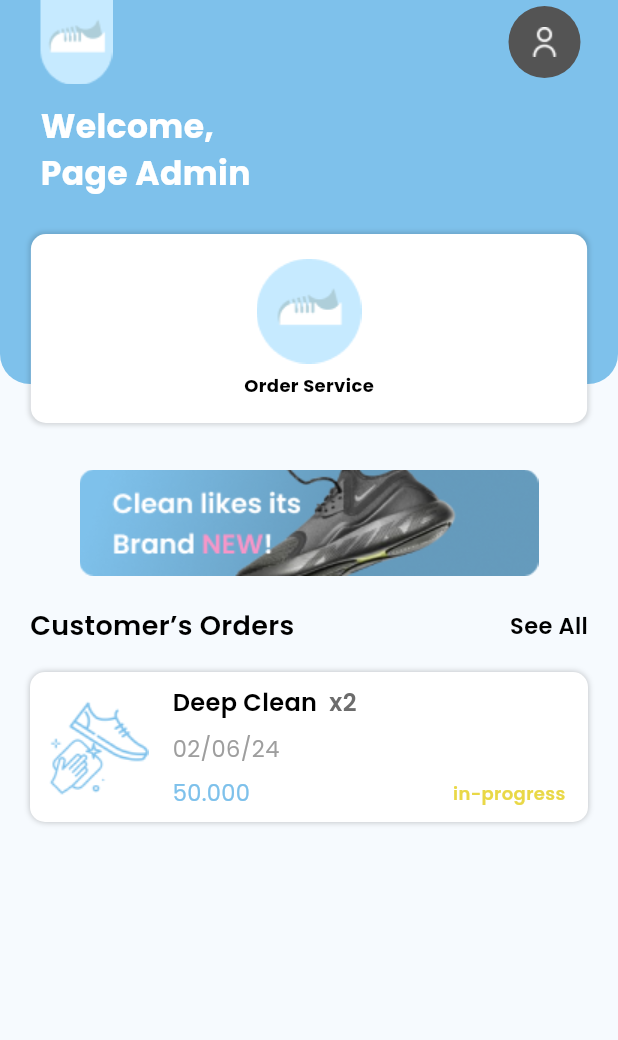
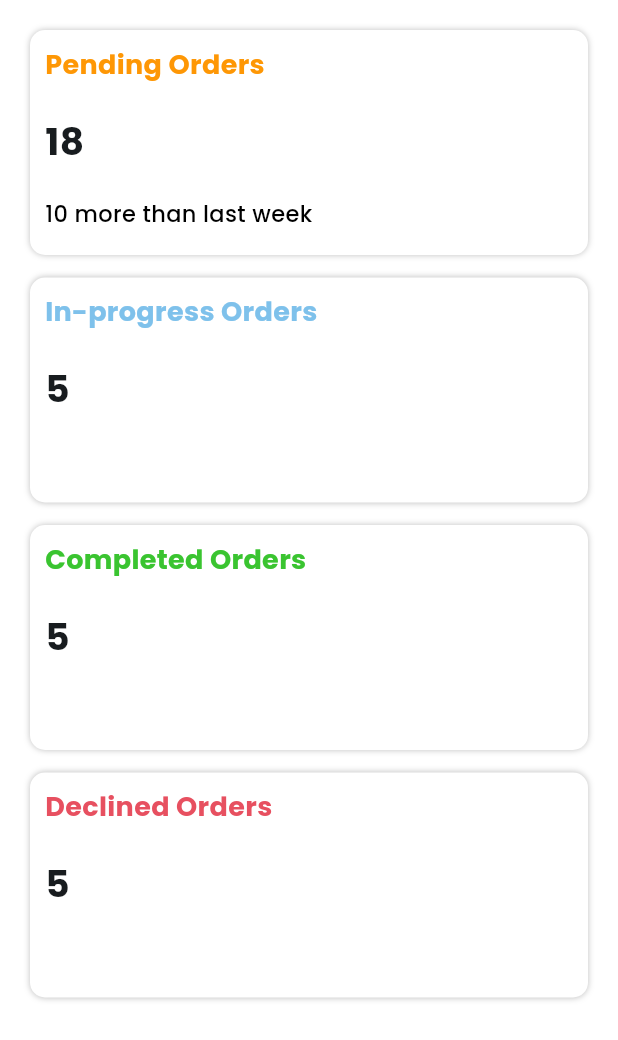
Before and after one commit to bawwaz/SeatuErsih-Admin-, a Flutter app: the screen it shows after launch, on a phone screen of 412 x 824 dp. Shown: the top 1040 px of the screen. Run offline on Flutter 3.47's test engine with Material 3 defaults, Android fonts, the phone set to English and light mode, and no system bars; our stand-ins replace dio, get, google_fonts, shared_preferences; missing offline and left inert: dart:ffi.

Commit message:
feat: [DNA] add ui order management

```diff
--- a/lib/main.dart
+++ b/lib/main.dart
@@ -14,7 +14,7 @@ class MyApp extends StatelessWidget {
     return GetMaterialApp(
       title: 'Flutter Demo',
       debugShowCheckedModeBanner: false,
-      initialRoute: Routes.homepage,
+      initialRoute: Routes.ordermanagement,
       getPages: Routes.pages,
       theme: ThemeData(
         colorScheme: ColorScheme.fromSeed(seedColor: Color(0xFF7EC1EB)),
--- a/lib/routes/routes.dart
+++ b/lib/routes/routes.dart
@@ -5,6 +5,7 @@ import 'package:seatu_ersih_admin/view/home_page/HomepageView.dart';
 import 'package:seatu_ersih_admin/view/login_page/LoginpageView.dart';
 import 'package:seatu_ersih_admin/view/order_detail_page/order_detail_view.dart';
 import 'package:seatu_ersih_admin/view/order_list_page/order_list_view.dart';
+import 'package:seatu_ersih_admin/view/order_management/order_management_view.dart';
 import 'package:seatu_ersih_admin/view/register_page/RegisterviewPage.dart';
 
 class Routes {
@@ -15,6 +16,7 @@ class Routes {
   static String editcard = '/editcard';
   static String orderlist = '/orderlist';
   static String orderdetail = '/orderdetail';
+  static String ordermanagement = '/ordermanagement';
 
   static List<GetPage> pages = [
     GetPage(name: homepage, page: () => HomePage()),
@@ -24,5 +26,6 @@ class Routes {
     GetPage(name: editcard, page: () => EditCardView()),
     GetPage(name: orderlist, page: () => OrderListView()),
     GetPage(name: orderdetail, page: () => OrderDetailView()),
+    GetPage(name: ordermanagement, page: () => OrderManagementView()),
   ];
 }
--- /dev/null
+++ b/lib/view/order_management/order_management_binding.dart
@@ -0,0 +1,9 @@
+import 'package:get/get.dart';
+import 'package:seatu_ersih_admin/view/order_management/order_management_controller.dart';
+
+class orderStatusBinding extends Bindings {
+  @override
+  void dependencies() {
+    Get.lazyPut<OrderManagementController>(() => OrderManagementController());
+  }
+}
--- /dev/null
+++ b/lib/view/order_management/order_management_controller.dart
@@ -0,0 +1,5 @@
+import 'package:get/get.dart';
+
+class OrderManagementController extends GetxController {
+
+}
--- /dev/null
+++ b/lib/view/order_management/order_management_view.dart
@@ -0,0 +1,105 @@
+import 'package:flutter/material.dart';
+import 'package:google_fonts/google_fonts.dart';
+import 'package:seatu_ersih_admin/view/order_management/widget/completed_order.dart';
+import 'package:seatu_ersih_admin/view/order_management/widget/declined_order.dart';
+import 'package:seatu_ersih_admin/view/order_management/widget/inprogress_order.dart';
+import 'package:seatu_ersih_admin/view/order_management/widget/pending_order.dart';
+
+class OrderManagementView extends StatelessWidget {
+  const OrderManagementView({super.key});
+
+  @override
+  Widget build(BuildContext context) {
+    return Scaffold(
+      backgroundColor: Color(0xFFFFFFFF),
+      body: SingleChildScrollView(
+        padding: EdgeInsets.all(20),
+        child: Column(
+          children: [
+            Container(
+              width: double.infinity,
+              height: 150,
+              padding: EdgeInsets.all(10),
+              decoration: BoxDecoration(
+                color: Colors.white,
+                borderRadius: BorderRadius.circular(10),
+                boxShadow: [
+                  BoxShadow(
+                    color: Colors.black.withOpacity(0.25),
+                    spreadRadius: 0,
+                    blurRadius: 3,
+                    offset: Offset(0, 0),
+                  ),
+                ],
+              ),
+              child: CardPending(),
+            ),
+            SizedBox(
+              height: 15,
+            ),
+            Container(
+              width: double.infinity,
+              height: 150,
+              padding: EdgeInsets.all(10),
+              decoration: BoxDecoration(
+                color: Colors.white,
+                borderRadius: BorderRadius.circular(10),
+                boxShadow: [
+                  BoxShadow(
+                    color: Colors.black.withOpacity(0.25),
+                    spreadRadius: 0,
+                    blurRadius: 3,
+                    offset: Offset(0, 0),
+                  ),
+                ],
+              ),
+              child: CardInProgress(),
+            ),
+            SizedBox(
+              height: 15,
+            ),
+            Container(
+              width: double.infinity,
+              height: 150,
+              padding: EdgeInsets.all(10),
+              decoration: BoxDecoration(
+                color: Colors.white,
+                borderRadius: BorderRadius.circular(10),
+                boxShadow: [
+                  BoxShadow(
+                    color: Colors.black.withOpacity(0.25),
+                    spreadRadius: 0,
+                    blurRadius: 3,
+                    offset: Offset(0, 0),
+                  ),
+                ],
+              ),
+              child: CardCompleted(),
+            ),
+            SizedBox(
+              height: 15,
+            ),
+            Container(
+              width: double.infinity,
+              height: 150,
+              padding: EdgeInsets.all(10),
+              decoration: BoxDecoration(
+                color: Colors.white,
+                borderRadius: BorderRadius.circular(10),
+                boxShadow: [
+                  BoxShadow(
+                    color: Colors.black.withOpacity(0.25),
+                    spreadRadius: 0,
+                    blurRadius: 3,
+                    offset: Offset(0, 0),
+                  ),
+                ],
+              ),
+              child: CardDeclined(),
+            ),
+          ],
+        ),
+      ),
+    );
+  }
+}
--- /dev/null
+++ b/lib/view/order_management/widget/completed_order.dart
@@ -0,0 +1,35 @@
+import 'package:flutter/material.dart';
+import 'package:google_fonts/google_fonts.dart';
+
+class CardCompleted extends StatelessWidget {
+  const CardCompleted({
+    super.key,
+  });
+
+  @override
+  Widget build(BuildContext context) {
+    return Column(
+      crossAxisAlignment: CrossAxisAlignment.start,
+      children: [
+        Text(
+          'Completed Orders',
+          style: GoogleFonts.poppins(
+            fontSize: 18,
+            fontWeight: FontWeight.bold,
+            color: Color(0xff3AC430),
+          ),
+        ),
+        SizedBox(
+          height: 20,
+        ),
+        Text(
+          '5',
+          style: GoogleFonts.poppins(
+            fontSize: 25,
+            fontWeight: FontWeight.bold,
+          ),
+        ),
+      ],
+    );
+  }
+}
--- /dev/null
+++ b/lib/view/order_management/widget/declined_order.dart
@@ -0,0 +1,35 @@
+import 'package:flutter/material.dart';
+import 'package:google_fonts/google_fonts.dart';
+
+class CardDeclined extends StatelessWidget {
+  const CardDeclined({
+    super.key,
+  });
+
+  @override
+  Widget build(BuildContext context) {
+    return Column(
+      crossAxisAlignment: CrossAxisAlignment.start,
+      children: [
+        Text(
+          'Declined Orders',
+          style: GoogleFonts.poppins(
+            fontSize: 18,
+            fontWeight: FontWeight.bold,
+            color: Color(0xffE75060),
+          ),
+        ),
+        SizedBox(
+          height: 20,
+        ),
+        Text(
+          '5',
+          style: GoogleFonts.poppins(
+            fontSize: 25,
+            fontWeight: FontWeight.bold,
+          ),
+        ),
+      ],
+    );
+  }
+}
--- /dev/null
+++ b/lib/view/order_management/widget/inprogress_order.dart
@@ -0,0 +1,36 @@
+import 'package:flutter/material.dart';
+import 'package:google_fonts/google_fonts.dart';
+
+
+class CardInProgress extends StatelessWidget {
+  const CardInProgress({
+    super.key,
+  });
+
+  @override
+  Widget build(BuildContext context) {
+    return Column(
+      crossAxisAlignment: CrossAxisAlignment.start,
+      children: [
+        Text(
+          'In-progress Orders',
+          style: GoogleFonts.poppins(
+            fontSize: 18,
+            fontWeight: FontWeight.bold,
+            color: Color(0xff7EC1EB),
+          ),
+        ),
+        SizedBox(
+          height: 20,
+        ),
+        Text(
+          '5',
+          style: GoogleFonts.poppins(
+            fontSize: 25,
+            fontWeight: FontWeight.bold,
+          ),
+        ),
+      ],
+    );
+  }
+}
--- /dev/null
+++ b/lib/view/order_management/widget/pending_order.dart
@@ -0,0 +1,46 @@
+import 'package:flutter/material.dart';
+import 'package:google_fonts/google_fonts.dart';
+
+class CardPending extends StatelessWidget {
+  const CardPending({
+    super.key,
+  });
+
+  @override
+  Widget build(BuildContext context) {
+    return Column(
+      crossAxisAlignment: CrossAxisAlignment.start,
+      children: [
+        Text(
+          'Pending Orders',
+          style: GoogleFonts.poppins(
+            fontSize: 18,
+            fontWeight: FontWeight.bold,
+            color: Color(0xffFE9705),
+          ),
+        ),
+        SizedBox(
+          height: 20,
+        ),
+        Text(
+          '18',
+          style: GoogleFonts.poppins(
+            fontSize: 25,
+            fontWeight: FontWeight.bold,
+          ),
+        ),
+        SizedBox(
+          height: 20,
+        ),
+        Text(
+          '10 more than last week',
+          style: GoogleFonts.poppins(
+            fontSize: 15,
+            color: Colors.black,
+            fontWeight: FontWeight.w500,
+          ),
+        ),
+      ],
+    );
+  }
+}
```
